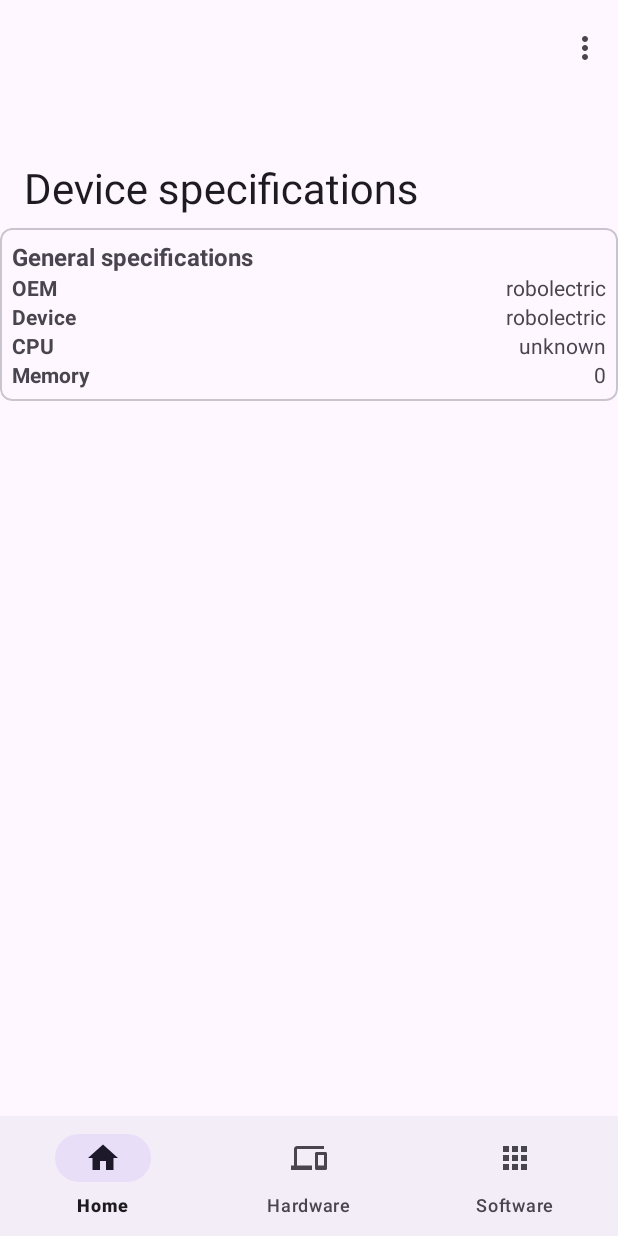
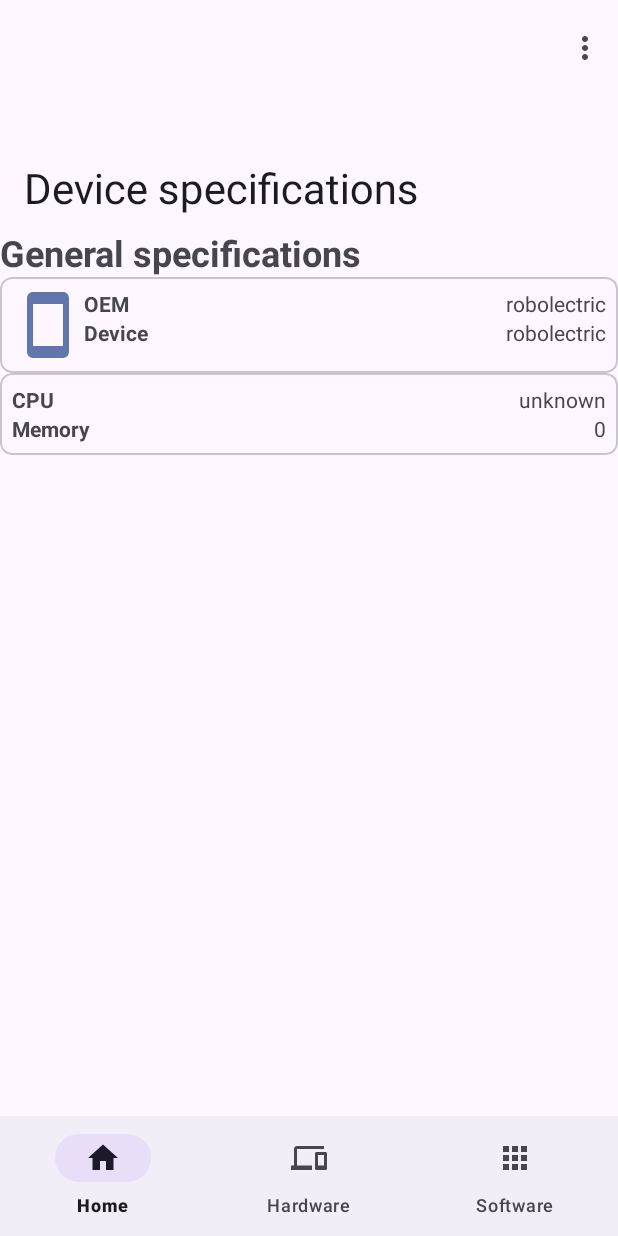
Before and after one commit to errortek/jpb24, an Android app: the screen it shows after launch (MainActivity), on a phone screen of 412 x 824 dp. Run offline under Robolectric (Android 15) with nearby library versions, the phone set to English and light mode, and no system bars; our stand-ins replace navigation-ui.

Commit message:
Introduce better specifications summary

```diff
--- a/app/src/main/java/com/errortek/jpb24/ui/home/HomeFragment.kt
+++ b/app/src/main/java/com/errortek/jpb24/ui/home/HomeFragment.kt
@@ -2,12 +2,20 @@ package com.jpb.jpb24.ui.home
 
 import android.app.ActivityManager
 import android.content.Context
+import android.content.res.ColorStateList
+import android.graphics.drawable.Drawable
 import android.os.Build
 import android.os.Bundle
+import android.util.DisplayMetrics
 import android.view.LayoutInflater
 import android.view.View
 import android.view.ViewGroup
+import android.widget.ImageView
 import android.widget.TextView
+import androidx.annotation.ColorRes
+import androidx.core.content.ContextCompat
+import androidx.core.graphics.drawable.toDrawable
+import androidx.core.widget.ImageViewCompat
 import androidx.fragment.app.Fragment
 import androidx.lifecycle.ViewModelProvider
 import com.jpb.jpb24.R
@@ -57,7 +65,23 @@ class HomeFragment : Fragment() {
         }
         val memtext: TextView = binding.textView8
         memtext.text = formatSize(totalMemory)
+        val displayMetrics = DisplayMetrics()
+        var width = displayMetrics.widthPixels / displayMetrics.density
+        var deviceImage: Drawable = resources.getDrawable(R.drawable.ic_devices_24dp)
+        binding.imageView.setTint(com.google.android.material.R.color.material_dynamic_primary50)
+
+        if (width < 600) {
+            deviceImage = resources.getDrawable(R.drawable.tablet)
+            binding.imageView.setImageDrawable(deviceImage)
+        } else {
+            deviceImage = resources.getDrawable(R.drawable.cellphone)
+            binding.imageView.setImageDrawable(deviceImage)
+        }
         return root
+    }
+
+    fun ImageView.setTint(@ColorRes colorRes: Int) {
+        ImageViewCompat.setImageTintList(this, ColorStateList.valueOf(ContextCompat.getColor(context, colorRes)))
     }
 
     override fun onDestroyView() {
--- /dev/null
+++ b/app/src/main/res/drawable/cellphone.xml
@@ -0,0 +1 @@
+<!-- drawable/cellphone.xml --><vector xmlns:android="http://schemas.android.com/apk/res/android" android:height="24dp" android:width="24dp" android:viewportWidth="24" android:viewportHeight="24"><path android:fillColor="#000000" android:pathData="M17,19H7V5H17M17,1H7C5.89,1 5,1.89 5,3V21A2,2 0 0,0 7,23H17A2,2 0 0,0 19,21V3C19,1.89 18.1,1 17,1Z" /></vector>
--- /dev/null
+++ b/app/src/main/res/drawable/tablet.xml
@@ -0,0 +1 @@
+<!-- drawable/tablet.xml --><vector xmlns:android="http://schemas.android.com/apk/res/android" android:height="24dp" android:width="24dp" android:viewportWidth="24" android:viewportHeight="24"><path android:fillColor="#000000" android:pathData="M19,18H5V6H19M21,4H3C1.89,4 1,4.89 1,6V18A2,2 0 0,0 3,20H21A2,2 0 0,0 23,18V6C23,4.89 22.1,4 21,4Z" /></vector>
--- a/app/src/main/res/layout/fragment_home.xml
+++ b/app/src/main/res/layout/fragment_home.xml
@@ -13,7 +13,16 @@
 
         <LinearLayout
             android:layout_width="match_parent"
-            android:layout_height="wrap_content">
+            android:layout_height="wrap_content"
+            android:orientation="vertical">
+
+            <TextView
+                android:layout_width="match_parent"
+                android:layout_height="wrap_content"
+                android:fontFamily="sans-serif"
+                android:text="@string/general_specifications"
+                android:textSize="24sp"
+                android:textStyle="bold"></TextView>
 
             <com.google.android.material.card.MaterialCardView
                 android:layout_width="match_parent"
@@ -24,15 +33,20 @@
                 <LinearLayout
                     android:layout_width="match_parent"
                     android:layout_height="match_parent"
+                    android:orientation="horizontal">
+
+                    <ImageView
+                        android:id="@+id/imageView"
+                        android:layout_width="48dp"
+                        android:layout_height="48dp"
+                        android:foregroundTint="?android:attr/colorPrimary"
+                        android:foregroundTintMode="src_over"
+                        tools:srcCompat="@drawable/cellphone" />
+
+                    <LinearLayout
+                        android:layout_width="wrap_content"
+                        android:layout_height="wrap_content"
                         android:orientation="vertical">
-
-                    <TextView
-                        android:layout_width="match_parent"
-                        android:layout_height="wrap_content"
-                        android:fontFamily="sans-serif"
-                        android:text="@string/general_specifications"
-                        android:textSize="16sp"
-                        android:textStyle="bold"></TextView>
 
                         <LinearLayout
                             android:layout_width="match_parent"
@@ -81,6 +95,20 @@
                                 android:layout_height="wrap_content"
                                 android:text="TextView" />
                         </LinearLayout>
+                    </LinearLayout>
+                </LinearLayout>
+            </com.google.android.material.card.MaterialCardView>
+
+            <com.google.android.material.card.MaterialCardView
+                android:layout_width="match_parent"
+                android:layout_height="wrap_content"
+                app:cardCornerRadius="8dp"
+                app:contentPadding="8dp">
+
+                <LinearLayout
+                    android:layout_width="match_parent"
+                    android:layout_height="match_parent"
+                    android:orientation="vertical">
 
                     <LinearLayout
                         android:layout_width="match_parent"
--- /dev/null
+++ b/app/src/main/res/values/ic_launcher_background.xml
@@ -0,0 +1,4 @@
+<?xml version="1.0" encoding="utf-8"?>
+<resources>
+    <color name="ic_launcher_background">#FFFFFF</color>
+</resources>
```
Lines whose indentation alone changed are shown as unchanged.
